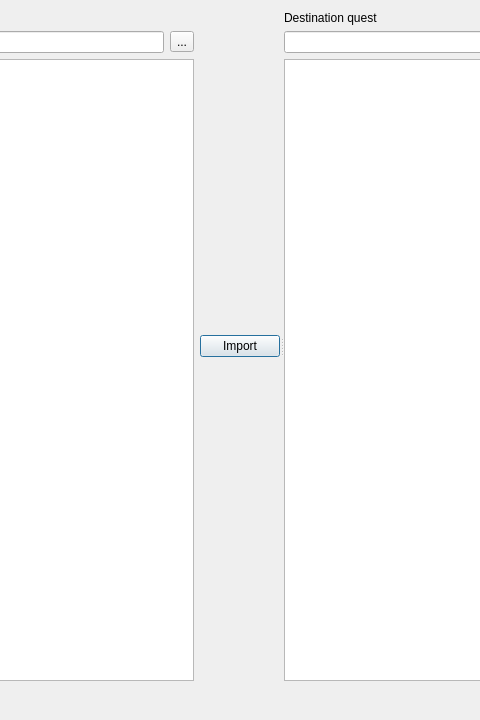
Old version of the form src/widgets/import_dialog.ui in the repository solarus-games/solarus-quest-editor; both pictures show x 265 to 745 and y 0 to 720 of the 960 by 720 pixel window.
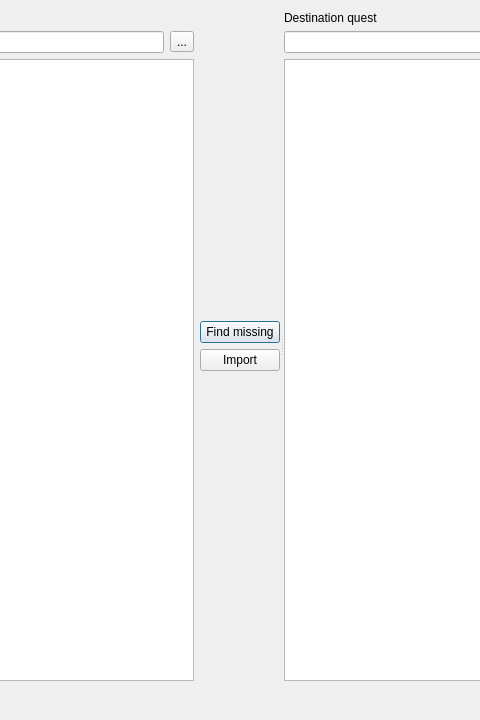
New version of the form. Icons and pictures are not drawn. Custom widgets are drawn as their Qt base class.

Commit message: Import dialog: add find missing button UI

The edit to the form file:
```diff
--- a/src/widgets/import_dialog.ui
+++ b/src/widgets/import_dialog.ui
@@ -54,6 +54,32 @@
         </layout>
        </item>
        <item>
+        <layout class="QVBoxLayout" name="vertical_layout_3">
+         <item>
+          <spacer name="verticalSpacer_2">
+           <property name="orientation">
+            <enum>Qt::Vertical</enum>
+           </property>
+           <property name="sizeHint" stdset="0">
+            <size>
+             <width>20</width>
+             <height>40</height>
+            </size>
+           </property>
+          </spacer>
+         </item>
+         <item>
+          <widget class="QPushButton" name="find_missing_button">
+           <property name="text">
+            <string>Find missing</string>
+           </property>
+           <property name="icon">
+            <iconset resource="../../resources/images.qrc">
+             <normaloff>:/images/icon_zoom.png</normaloff>:/images/icon_zoom.png</iconset>
+           </property>
+          </widget>
+         </item>
+         <item>
         <widget class="QPushButton" name="import_button">
          <property name="text">
           <string>Import</string>
@@ -67,6 +93,21 @@
          </property>
         </widget>
        </item>
+         <item>
+          <spacer name="verticalSpacer">
+           <property name="orientation">
+            <enum>Qt::Vertical</enum>
+           </property>
+           <property name="sizeHint" stdset="0">
+            <size>
+             <width>20</width>
+             <height>40</height>
+            </size>
+           </property>
+          </spacer>
+         </item>
+        </layout>
+       </item>
       </layout>
      </widget>
      <widget class="QWidget" name="layoutWidget_2">
```
Left out of the diff: 3 changed lines with no effect on the pictures. Lines whose indentation alone changed are shown as unchanged. The commit also changes 2 other files.
